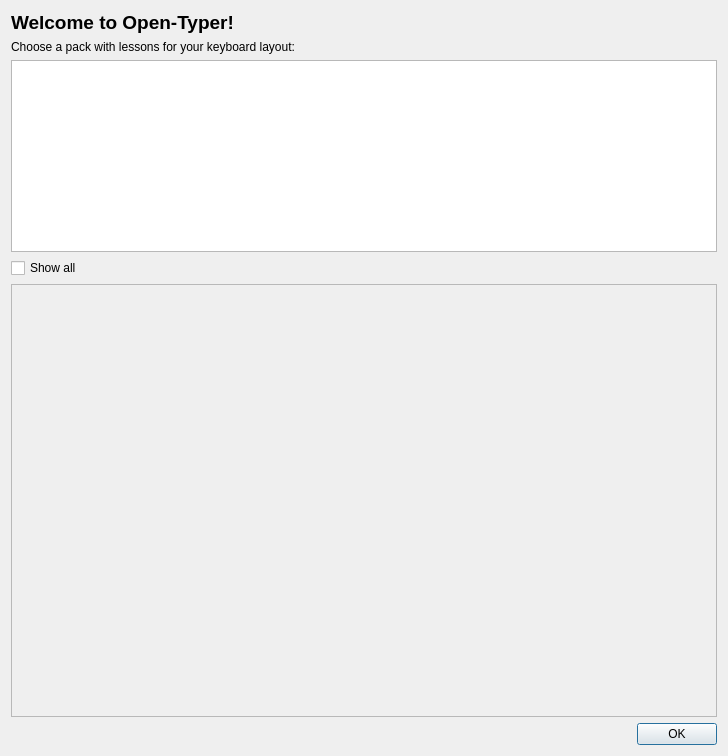
First picture: the form in ui/InitialSetup.ui, repository Open-Typer/Open-Typer, before the edit.
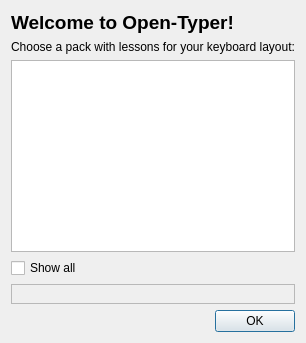
Second picture: the form after the edit.

Commit message:
InitialSetup: Set fixed size
* the dialog doesn't have to be that big

Diff of the .ui file:
```diff
--- a/ui/InitialSetup.ui
+++ b/ui/InitialSetup.ui
@@ -14,6 +14,9 @@
    <string notr="true">Open-Typer</string>
   </property>
   <layout class="QVBoxLayout" name="verticalLayout">
+   <property name="sizeConstraint">
+    <enum>QLayout::SetFixedSize</enum>
+   </property>
    <item>
     <widget class="QLabel" name="titleLabel">
      <property name="sizePolicy">
```
